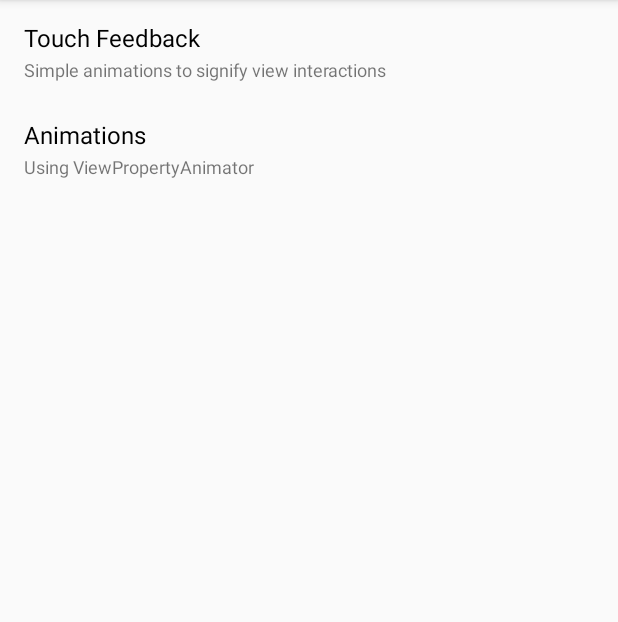
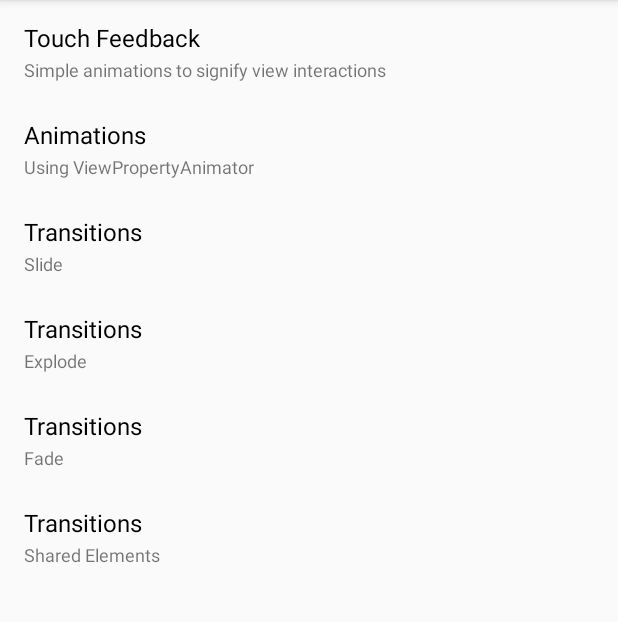
Before and after one commit to biodunalfet/Motion, an Android app: the screen it shows after launch (MainActivity), on a phone screen of 412 x 824 dp, the part 84-706 px from its top. Run offline under Robolectric (Android 15) with nearby library versions, the phone set to English and light mode, and no system bars.

Commit message:
Add view transitions

```diff
--- a/app/build.gradle
+++ b/app/build.gradle
@@ -25,6 +25,7 @@ dependencies {
         exclude group: 'com.android.support', module: 'support-annotations'
     })
     compile 'com.android.support:appcompat-v7:25.0.1'
+    compile 'com.android.support:recyclerview-v7:25.0.1'
+    compile 'com.android.support:design:25.0.1'
     testCompile 'junit:junit:4.12'
-    compile 'com.android.support:recyclerview-v7:25.0.1'
 }
--- a/app/src/main/java/com/hamza/motion/Data.java
+++ b/app/src/main/java/com/hamza/motion/Data.java
@@ -11,7 +11,11 @@ class Data {
      */
     static Item[] mainListItems = new Item[]{
             new Item("Touch Feedback", "Simple animations to signify view interactions"),
-            new Item("Animations", "Using ViewPropertyAnimator")
+            new Item("Animations", "Using ViewPropertyAnimator"),
+            new Item("Transitions", "Slide"),
+            new Item("Transitions", "Explode"),
+            new Item("Transitions", "Fade"),
+            new Item("Transitions", "Shared Elements")
     };
 
     /**
--- /dev/null
+++ b/app/src/main/res/transition/explode.xml
@@ -0,0 +1,2 @@
+<fade xmlns:android="http://schemas.android.com/apk/res/android"
+    android:duration="500"/>
--- /dev/null
+++ b/app/src/main/res/values-v21/styles.xml
@@ -0,0 +1,20 @@
+<?xml version="1.0" encoding="utf-8"?>
+<resources>
+
+        <style name="AppTheme" parent="Theme.AppCompat.Light.DarkActionBar">
+                <!-- Customize your theme here. -->
+                <item name="android:windowActivityTransitions">true</item>
+                <item name="android:windowAllowEnterTransitionOverlap">true</item>
+                <item name="android:windowAllowReturnTransitionOverlap">true</item>
+                <item name="colorPrimary">@color/colorPrimary</item>
+                <item name="colorPrimaryDark">@color/colorPrimaryDark</item>
+                <item name="colorAccent">@color/colorAccent</item>
+        </style>
+
+        <style name="AppTheme.NoActionBar">
+        <item name="windowActionBar">false</item>
+        <item name="windowNoTitle">true</item>
+        <item name="android:windowDrawsSystemBarBackgrounds">true</item>
+        <item name="android:statusBarColor">@android:color/transparent</item>
+    </style>
+</resources>
--- a/app/src/main/res/values/dimens.xml
+++ b/app/src/main/res/values/dimens.xml
@@ -2,4 +2,5 @@
     <!-- Default screen margins, per the Android Design guidelines. -->
     <dimen name="activity_horizontal_margin">16dp</dimen>
     <dimen name="activity_vertical_margin">16dp</dimen>
+    <dimen name="fab_margin">16dp</dimen>
 </resources>
--- a/app/src/main/res/values/strings.xml
+++ b/app/src/main/res/values/strings.xml
@@ -1,7 +1,9 @@
 <resources>
     <string name="app_name">Motion</string>
+    <string name="dummy_image">dummy image</string>
 
     <string-array name="main_list">
         <item>Touch Feedback</item>
     </string-array>
+    <string name="title_activity_shared_unveiled">SharedUnveiledActivity</string>
 </resources>
--- a/app/src/main/res/values/styles.xml
+++ b/app/src/main/res/values/styles.xml
@@ -8,4 +8,13 @@
         <item name="colorAccent">@color/colorAccent</item>
     </style>
 
+    <style name="AppTheme.NoActionBar">
+        <item name="windowActionBar">false</item>
+        <item name="windowNoTitle">true</item>
+    </style>
+
+    <style name="AppTheme.AppBarOverlay" parent="ThemeOverlay.AppCompat.Dark.ActionBar" />
+
+    <style name="AppTheme.PopupOverlay" parent="ThemeOverlay.AppCompat.Light" />
+
 </resources>
```
Also changed, not shown: app/src/main/AndroidManifest.xml (+7 -1 lines), app/src/main/java/com/hamza/motion/GenericActivity.java (added, +15 -0 lines), app/src/main/java/com/hamza/motion/MainActivity.java (+48 -0 lines), app/src/main/java/com/hamza/motion/MainRecyclerAdapter.java (+55 -0 lines), app/src/main/java/com/hamza/motion/ViewPropertyAnimationActivity.java (+16 -10 lines), app/src/main/res/layout/activity_generic.xml (added, +13 -0 lines).
